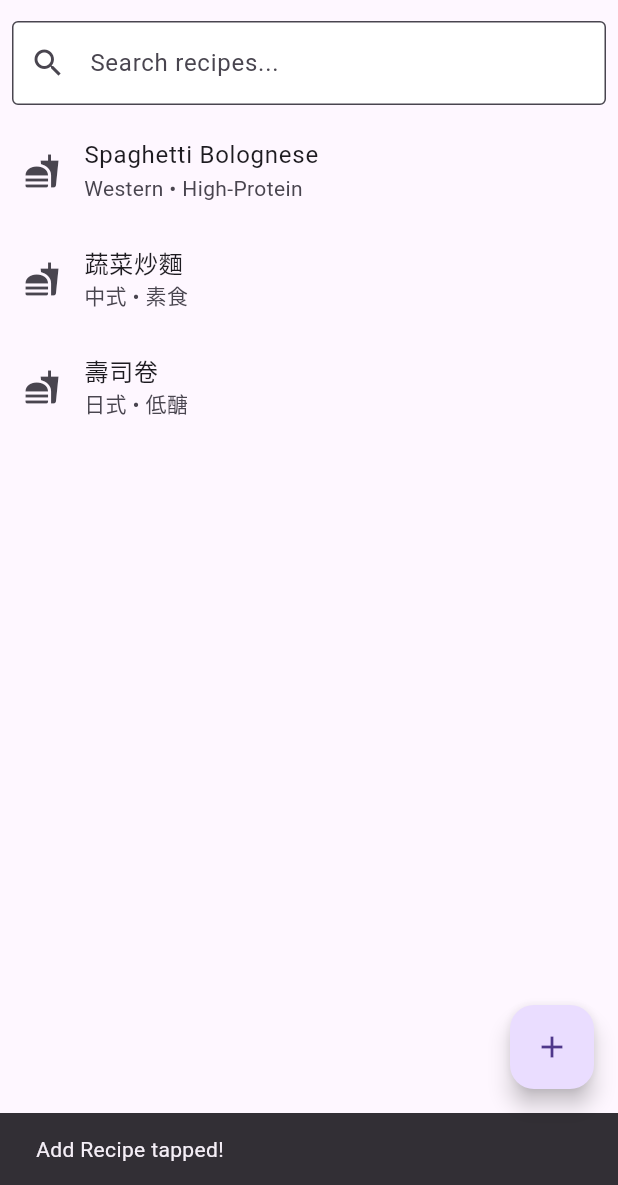
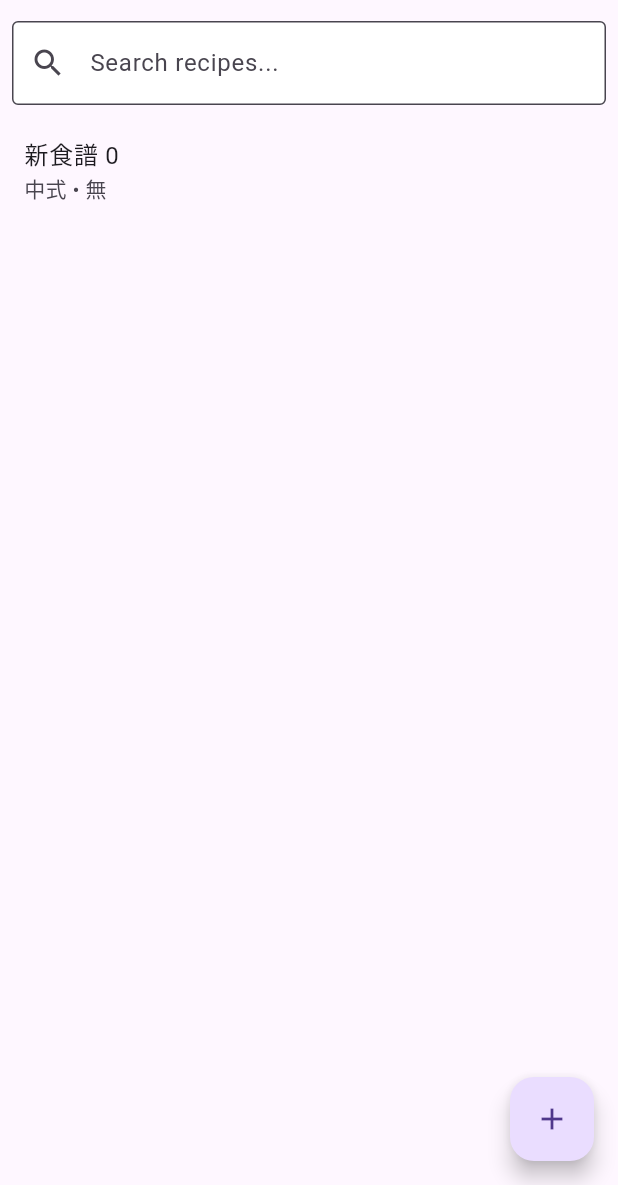
Before and after one commit to issac71024/easyrecipe-flutter, a Flutter app: the screen it shows after launch, after a tap on the "add" icon, on a phone screen of 412 x 824 dp, the part 51-1236 px from its top. Run offline on Flutter 3.47's test engine with Material 3 defaults, Android fonts, the phone set to English and light mode, and no system bars; our stand-ins replace hive, hive_flutter; accounts and stored records are empty.

Commit message:
Phase3: Integrate Hive, define Recipe model and display stored recipes

```diff
--- a/lib/main.dart
+++ b/lib/main.dart
@@ -1,7 +1,14 @@
 import 'package:flutter/material.dart';
+import 'package:hive_flutter/hive_flutter.dart';
+import 'models/recipe.dart';
 import 'screens/home_screen.dart';
 
-void main() {
+void main() async {
+  WidgetsFlutterBinding.ensureInitialized();
+  await Hive.initFlutter();
+  Hive.registerAdapter(RecipeAdapter());
+  await Hive.openBox<Recipe>('recipes');
+
   runApp(const EasyRecipeApp());
 }
 
--- /dev/null
+++ b/lib/models/recipe.dart
@@ -0,0 +1,18 @@
+// lib/models/recipe.dart
+import 'package:hive/hive.dart';
+
+part 'recipe.g.dart';
+
+@HiveType(typeId: 0)
+class Recipe extends HiveObject {
+  @HiveField(0)
+  String title;
+
+  @HiveField(1)
+  String cuisine;
+
+  @HiveField(2)
+  String diet;
+
+  Recipe({required this.title, required this.cuisine, required this.diet});
+}
--- a/lib/screens/home_screen.dart
+++ b/lib/screens/home_screen.dart
@@ -1,5 +1,6 @@
-// lib/screens/home_screen.dart
 import 'package:flutter/material.dart';
+import 'package:hive_flutter/hive_flutter.dart';
+import '../models/recipe.dart';
 
 class HomeScreen extends StatefulWidget {
   const HomeScreen({super.key});
@@ -9,26 +10,16 @@ class HomeScreen extends StatefulWidget {
 }
 
 class _HomeScreenState extends State<HomeScreen> {
-  final List<Map<String, String>> dummyRecipes = [
-    {'title': 'Spaghetti Bolognese', 'cuisine': 'Western', 'diet': 'High-Protein'},
-    {'title': '蔬菜炒麵', 'cuisine': '中式', 'diet': '素食'},
-    {'title': '壽司卷', 'cuisine': '日式', 'diet': '低醣'},
-  ];
-
+  final recipeBox = Hive.box<Recipe>('recipes');
   String searchTerm = '';
 
   @override
   Widget build(BuildContext context) {
-    final filtered = dummyRecipes.where((recipe) {
-      final title = recipe['title']!.toLowerCase();
-      return title.contains(searchTerm.toLowerCase());
-    }).toList();
-
     return Scaffold(
       appBar: AppBar(
         title: const Text('EasyRecipe'),
         bottom: PreferredSize(
-          preferredSize: const Size.fromHeight(56.0),
+          preferredSize: const Size.fromHeight(56),
           child: Padding(
             padding: const EdgeInsets.all(8.0),
             child: TextField(
@@ -48,23 +39,36 @@ class _HomeScreenState extends State<HomeScreen> {
           ),
         ),
       ),
-      body: ListView.builder(
-        itemCount: filtered.length,
-        itemBuilder: (context, index) {
-          final recipe = filtered[index];
-          return ListTile(
-            leading: const Icon(Icons.fastfood),
-            title: Text(recipe['title']!),
-            subtitle: Text('${recipe['cuisine']} • ${recipe['diet']}'),
+      body: ValueListenableBuilder(
+        valueListenable: recipeBox.listenable(),
+        builder: (context, Box<Recipe> box, _) {
+          final filtered = box.values.where((recipe) {
+            return recipe.title.toLowerCase().contains(searchTerm.toLowerCase());
+          }).toList();
+
+          if (filtered.isEmpty) {
+            return const Center(child: Text('No recipes found.'));
+          }
+
+          return ListView.builder(
+            itemCount: filtered.length,
+            itemBuilder: (context, index) {
+              final recipe = filtered[index];
+              return ListTile(
+                title: Text(recipe.title),
+                subtitle: Text('${recipe.cuisine} • ${recipe.diet}'),
+              );
+            },
           );
         },
       ),
       floatingActionButton: FloatingActionButton(
         onPressed: () {
-          // not yet connect, Phase 4 add
-          ScaffoldMessenger.of(context).showSnackBar(
-            const SnackBar(content: Text('Add Recipe tapped!')),
-          );
+          recipeBox.add(Recipe(
+            title: '新食譜 ${DateTime.now().second}',
+            cuisine: '中式',
+            diet: '無',
+          ));
         },
         child: const Icon(Icons.add),
       ),
```
Also changed, not shown: pubspec.yaml (+8 -8 lines), lib/models/recipe.g.dart (added), pubspec.lock, 5 other files.
